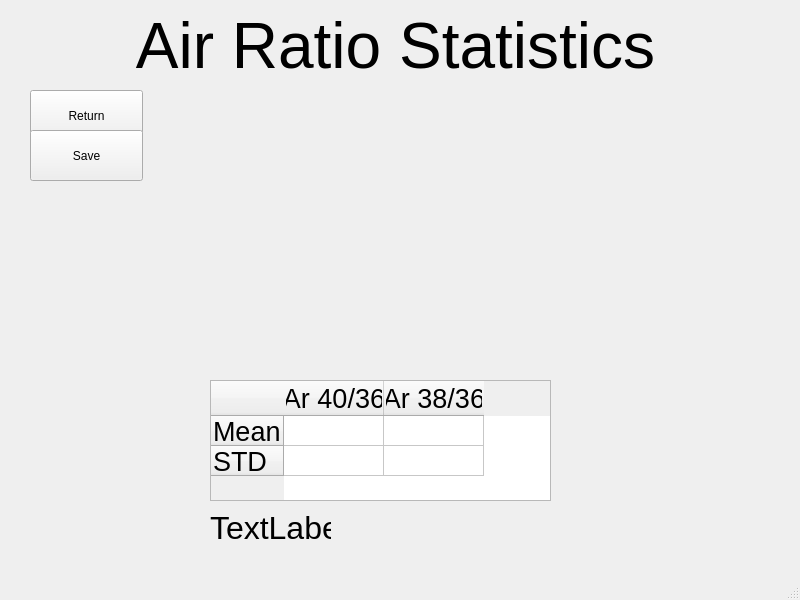
Before: the Qt Designer form UI/AirRatioStatistics.ui in AndrewLiu0725/pyADR, drawn with Qt 5.
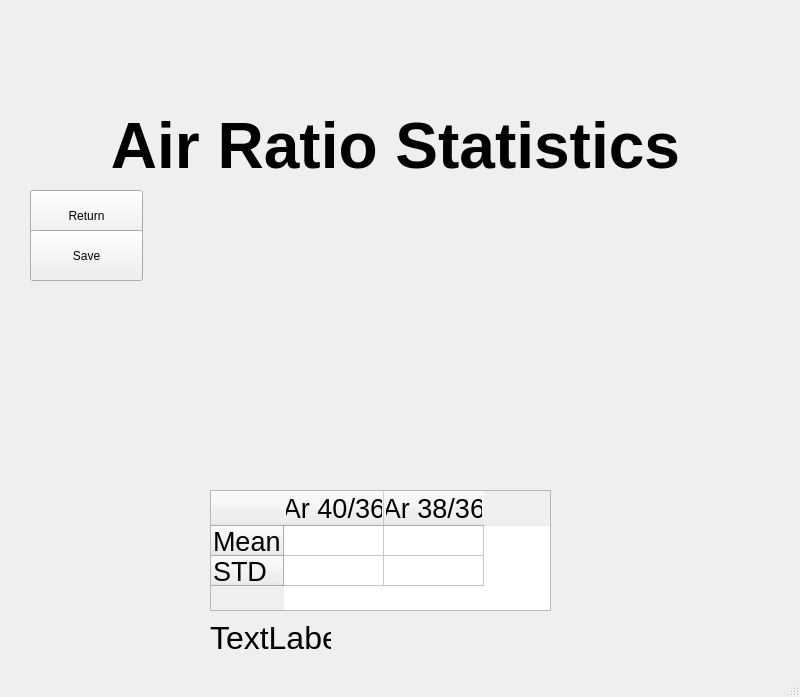
After: the same form once the commit is applied.

Diff of the .ui file:
```diff
--- a/UI/AirRatioStatistics.ui
+++ b/UI/AirRatioStatistics.ui
@@ -7,7 +7,7 @@
     <x>0</x>
     <y>0</y>
     <width>800</width>
-    <height>600</height>
+    <height>697</height>
    </rect>
   </property>
   <property name="windowTitle">
@@ -18,7 +18,7 @@
     <property name="geometry">
      <rect>
       <x>30</x>
-      <y>90</y>
+      <y>190</y>
       <width>113</width>
       <height>51</height>
      </rect>
@@ -31,20 +31,20 @@
     <property name="geometry">
      <rect>
       <x>0</x>
-      <y>10</y>
+      <y>110</y>
       <width>791</width>
       <height>71</height>
      </rect>
     </property>
     <property name="text">
-     <string>&lt;html&gt;&lt;head/&gt;&lt;body&gt;&lt;p align=&quot;center&quot;&gt;&lt;span style=&quot; font-size:48pt;&quot;&gt;Air Ratio Statistics&lt;/span&gt;&lt;/p&gt;&lt;/body&gt;&lt;/html&gt;</string>
+     <string>&lt;html&gt;&lt;head/&gt;&lt;body&gt;&lt;p align=&quot;center&quot;&gt;&lt;span style=&quot; font-size:48pt; font-weight:600;&quot;&gt;Air Ratio Statistics&lt;/span&gt;&lt;/p&gt;&lt;/body&gt;&lt;/html&gt;</string>
     </property>
    </widget>
    <widget class="QPushButton" name="save">
     <property name="geometry">
      <rect>
       <x>30</x>
-      <y>130</y>
+      <y>230</y>
       <width>113</width>
       <height>51</height>
      </rect>
@@ -57,7 +57,7 @@
     <property name="geometry">
      <rect>
       <x>210</x>
-      <y>380</y>
+      <y>490</y>
       <width>341</width>
       <height>121</height>
      </rect>
@@ -141,7 +141,7 @@
     <property name="geometry">
      <rect>
       <x>210</x>
-      <y>510</y>
+      <y>620</y>
       <width>121</width>
       <height>31</height>
      </rect>
```
